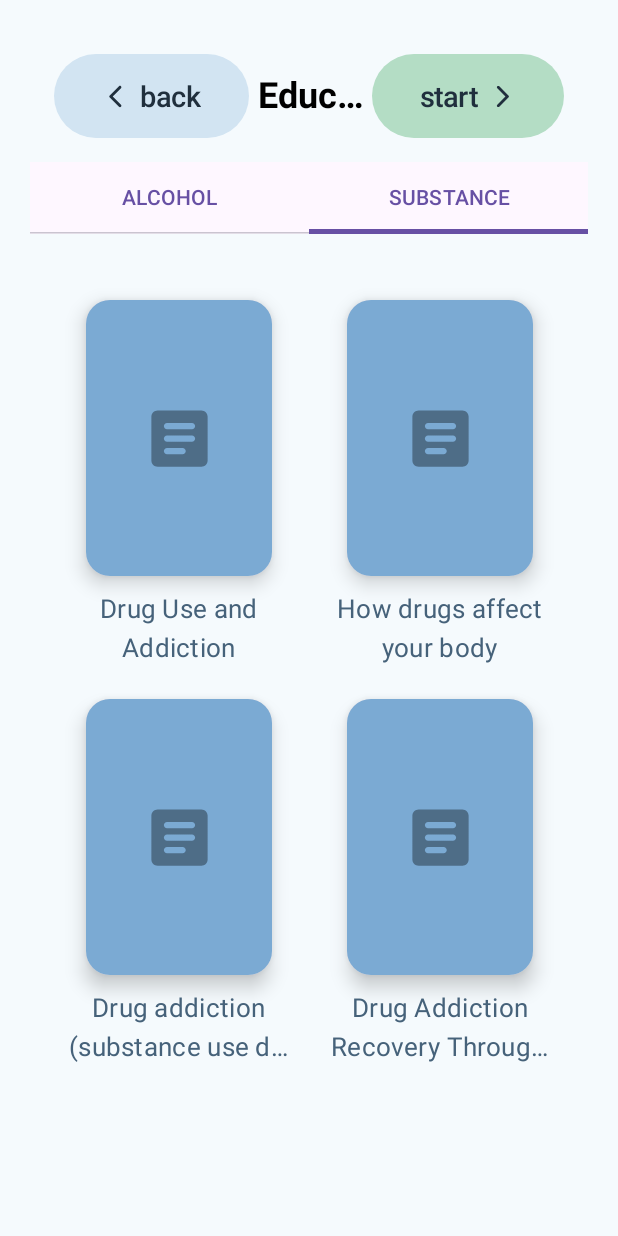
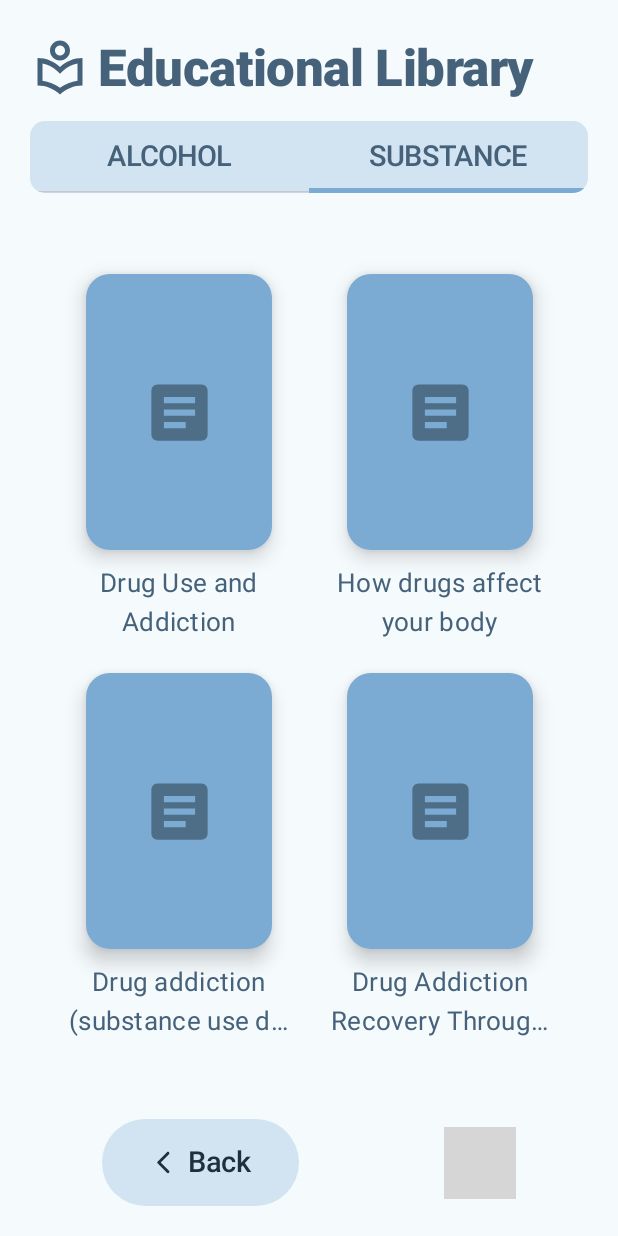
Before and after one commit to alcompilor/aidify, an Android app built with Jetpack Compose: the EducationalLibraryScreen screen opened through its navigation route, tab 2 chosen, on a phone screen of 412 x 824 dp. Run offline under Robolectric (Android 15) with nearby library versions, the phone set to English and light mode, and no system bars; 1 statement that could not run was skipped; grey boxes are pictures that could not be loaded.

Commit message:
Refactor Educational Library
- Enhanced typography and colors usage
- Re-ordered navigation buttons to be located at bottom of screen
- Utilized `ScreenTitle` component for screen headline
- Re-styled `TabRow` to apply palette from `aidifyTheme.colors`
- Adjusted paddings and spacing
- Replaced hardcoded strings with resource strings

```diff
--- a/app/src/main/java/com/example/aidify/screens/EducationalLibraryScreen.kt
+++ b/app/src/main/java/com/example/aidify/screens/EducationalLibraryScreen.kt
@@ -1,10 +1,10 @@
 package com.example.aidify.screens
 
-import androidx.compose.foundation.clickable
+import android.content.res.Configuration
+import androidx.compose.foundation.background
 import androidx.compose.foundation.layout.Arrangement
 import androidx.compose.foundation.layout.Box
 import androidx.compose.foundation.layout.Column
-import androidx.compose.foundation.layout.PaddingValues
 import androidx.compose.foundation.layout.Row
 import androidx.compose.foundation.layout.Spacer
 import androidx.compose.foundation.layout.fillMaxHeight
@@ -12,53 +12,51 @@ import androidx.compose.foundation.layout.fillMaxSize
 import androidx.compose.foundation.layout.fillMaxWidth
 import androidx.compose.foundation.layout.height
 import androidx.compose.foundation.layout.padding
-import androidx.compose.foundation.lazy.grid.GridCells
-import androidx.compose.foundation.lazy.grid.LazyVerticalGrid
-import androidx.compose.foundation.rememberScrollState
-import androidx.compose.foundation.verticalScroll
-import androidx.compose.material3.Divider
-import androidx.compose.material3.ExperimentalMaterial3Api
-import androidx.compose.material3.MaterialTheme
+import androidx.compose.foundation.layout.width
+import androidx.compose.foundation.shape.RoundedCornerShape
+import androidx.compose.material.icons.Icons
+import androidx.compose.material.icons.outlined.LocalLibrary
+import androidx.compose.material.icons.rounded.Home
 import androidx.compose.material3.Tab
 import androidx.compose.material3.TabRow
+import androidx.compose.material3.TabRowDefaults.tabIndicatorOffset
 import androidx.compose.material3.Text
-import androidx.compose.material3.TopAppBar
 import androidx.compose.runtime.Composable
-import androidx.compose.runtime.asIntState
 import androidx.compose.runtime.collectAsState
 import androidx.compose.runtime.getValue
-import androidx.compose.runtime.mutableStateOf
-import androidx.compose.runtime.remember
-import androidx.compose.runtime.setValue
 import androidx.compose.ui.Alignment
 import androidx.compose.ui.Modifier
+import androidx.compose.ui.draw.clip
+import androidx.compose.ui.platform.LocalConfiguration
 import androidx.compose.ui.res.stringResource
-import androidx.compose.ui.text.style.TextAlign
-import androidx.compose.ui.text.style.TextOverflow
 import androidx.compose.ui.unit.dp
 import androidx.navigation.NavController
 import com.example.aidify.R
 import com.example.aidify.models.CardCategory
-import com.example.aidify.models.EducationalLibraryCard
 import com.example.aidify.models.Route
-import com.example.aidify.ui.components.LibraryCard
 import com.example.aidify.ui.components.LibrarySection
 import com.example.aidify.ui.components.ModalCardDetails
 import com.example.aidify.ui.components.NextScreenBtn
 import com.example.aidify.ui.components.PrevScreenBtn
-import com.example.aidify.ui.components.TopBar
+import com.example.aidify.ui.components.ScreenTitle
 import com.example.aidify.ui.theme.aidifyTheme
 import com.example.aidify.viewmodels.EducationalLibraryViewModel
 
-@OptIn(ExperimentalMaterial3Api::class)
 @Composable
 fun EducationalLibraryScreen(viewModel: EducationalLibraryViewModel, navController: NavController) {
+    val config = LocalConfiguration.current
+    val listHeightFactor =
+        if (config.orientation == Configuration.ORIENTATION_LANDSCAPE) 0.60f else 0.88f
+
     val cardList by viewModel.cardList.collectAsState()
     val isModalOpen by viewModel.isModalOpen.collectAsState()
     val selectedCard by viewModel.selectedCard.collectAsState()
     val currentTab by viewModel.currentTab.collectAsState()
 
-    val categoryTabs = listOf("ALCOHOL", "SUBSTANCE")
+    val categoryTabs = listOf(
+        stringResource(R.string.alcohol_category),
+        stringResource(R.string.substance_category)
+    )
 
     if (isModalOpen) {
         selectedCard?.let { card ->
@@ -70,19 +68,74 @@ fun EducationalLibraryScreen(viewModel: EducationalLibraryViewModel, navControll
         modifier = Modifier
             .fillMaxSize()
     ) {
-        TopBar(navController = navController)
-        TabRow(selectedTabIndex = currentTab) {
+        ScreenTitle(
+            title = stringResource(R.string.educational_library_screen_title),
+            icon = Icons.Outlined.LocalLibrary
+        )
+        TabRow(
+            selectedTabIndex = currentTab,
+            containerColor = aidifyTheme.colors.primary100,
+            contentColor = aidifyTheme.colors.primaryText,
+            indicator = { tabPositions ->
+                Box(
+                    Modifier
+                        .tabIndicatorOffset(tabPositions[currentTab])
+                        .width(150.dp)
+                        .height(3.dp)
+                        .background(aidifyTheme.colors.accent4)
+                )
+            },
+            modifier = Modifier
+                .padding(vertical = 10.dp)
+                .clip(shape = RoundedCornerShape(10.dp))
+        ) {
             categoryTabs.forEachIndexed { index, title ->
                 Tab(
-                    text = { Text(title) },
+                    text = {
+                        Text(
+                            title,
+                            style = aidifyTheme.typography.clickable,
+                            color = aidifyTheme.colors.secondaryText
+                        )
+                    },
                     selected = currentTab == index,
                     onClick = { viewModel.switchTab(index) }
                 )
             }
         }
         when (currentTab) {
-            0 -> LibrarySection(cardList = cardList, onCardSelected = { viewModel.selectCard(it) }, category = CardCategory.ALCOHOL)
-            1 -> LibrarySection(cardList = cardList, onCardSelected = { viewModel.selectCard(it) }, category = CardCategory.SUBSTANCE)
+            0 -> LibrarySection(
+                cardList = cardList,
+                onCardSelected = { viewModel.selectCard(it) },
+                category = CardCategory.ALCOHOL,
+                modifier = Modifier.fillMaxHeight(listHeightFactor)
+            )
+
+            1 -> LibrarySection(
+                cardList = cardList,
+                onCardSelected = { viewModel.selectCard(it) },
+                category = CardCategory.SUBSTANCE,
+                modifier = Modifier.fillMaxHeight(listHeightFactor)
+            )
+        }
+        Spacer(modifier = Modifier.weight(1f))
+        Row(
+            verticalAlignment = Alignment.CenterVertically,
+            horizontalArrangement = Arrangement.SpaceAround,
+            modifier = Modifier.fillMaxWidth()
+        ) {
+            PrevScreenBtn(
+                text = stringResource(R.string.back_button),
+                isEnabled = true,
+                navController = navController
+            )
+            NextScreenBtn(
+                text = stringResource(R.string.start_button),
+                isEnabled = true,
+                navController = navController,
+                route = Route.OpenQuestions,
+                icon = Icons.Rounded.Home
+            )
         }
     }
 }
--- a/app/src/main/java/com/example/aidify/ui/components/EducationalLibraryTopBar.kt
+++ /dev/null
@@ -1,44 +0,0 @@
-package com.example.aidify.ui.components
-
-import androidx.compose.foundation.layout.Arrangement
-import androidx.compose.foundation.layout.Row
-import androidx.compose.foundation.layout.fillMaxWidth
-import androidx.compose.foundation.layout.height
-import androidx.compose.foundation.layout.padding
-import androidx.compose.material3.Text
-import androidx.compose.runtime.Composable
-import androidx.compose.ui.Alignment
-import androidx.compose.ui.Modifier
-import androidx.compose.ui.res.stringResource
-import androidx.compose.ui.text.style.TextAlign
-import androidx.compose.ui.text.style.TextOverflow
-import androidx.compose.ui.unit.dp
-import androidx.navigation.NavController
-import com.example.aidify.R
-import com.example.aidify.models.Route
-import com.example.aidify.ui.theme.aidifyTheme
-
-@Composable
-fun TopBar(navController: NavController) {
-    Row(
-        modifier = Modifier
-            .fillMaxWidth()
-            .padding(16.dp)
-            .height(56.dp),
-        verticalAlignment = Alignment.CenterVertically,
-        horizontalArrangement = Arrangement.SpaceBetween
-    ) {
-        PrevScreenBtn("back", true, navController)
-
-        Text(
-            text = stringResource(R.string.educational_library_screen_title),
-            style = aidifyTheme.typography.section,
-            maxLines = 1,
-            overflow = TextOverflow.Ellipsis,
-            modifier = Modifier.weight(1f),
-            textAlign = TextAlign.Center
-        )
-
-        NextScreenBtn("start", true, navController, route = Route.OpenQuestions)
-    }
-}
--- a/app/src/main/java/com/example/aidify/ui/components/LibraryCard.kt
+++ b/app/src/main/java/com/example/aidify/ui/components/LibraryCard.kt
@@ -1,33 +1,32 @@
 package com.example.aidify.ui.components
 
-import androidx.compose.foundation.BorderStroke
 import androidx.compose.foundation.background
-import androidx.compose.foundation.border
-import androidx.compose.foundation.clickable
-import androidx.compose.foundation.layout.*
+import androidx.compose.foundation.layout.Box
+import androidx.compose.foundation.layout.Column
+import androidx.compose.foundation.layout.Spacer
+import androidx.compose.foundation.layout.fillMaxSize
+import androidx.compose.foundation.layout.fillMaxWidth
+import androidx.compose.foundation.layout.height
+import androidx.compose.foundation.layout.padding
+import androidx.compose.foundation.layout.size
 import androidx.compose.foundation.shape.RoundedCornerShape
 import androidx.compose.material.icons.Icons
-import androidx.compose.material.icons.rounded.Article
+import androidx.compose.material.icons.automirrored.filled.Article
 import androidx.compose.material.icons.rounded.PlayCircle
 import androidx.compose.material3.Card
 import androidx.compose.material3.CardDefaults
 import androidx.compose.material3.Icon
-import androidx.compose.material3.MaterialTheme
 import androidx.compose.material3.Text
 import androidx.compose.runtime.Composable
 import androidx.compose.ui.Alignment
 import androidx.compose.ui.Modifier
 import androidx.compose.ui.draw.alpha
-import androidx.compose.ui.graphics.Color
-import androidx.compose.ui.graphics.painter.Painter
-import androidx.compose.ui.res.painterResource
 import androidx.compose.ui.text.style.TextAlign
 import androidx.compose.ui.text.style.TextOverflow
 import androidx.compose.ui.unit.dp
 import com.example.aidify.R
 import com.example.aidify.models.CardMediaType
 import com.example.aidify.ui.theme.aidifyTheme
-import kotlin.math.round
 
 @Composable
 fun LibraryCard(
@@ -54,7 +53,7 @@ fun LibraryCard(
             ) {
                 Icon(
                     imageVector = if (mediaType == CardMediaType.ARTICLE)
-                        Icons.Rounded.Article
+                        Icons.AutoMirrored.Default.Article
                     else
                         Icons.Rounded.PlayCircle,
                     contentDescription = (if (mediaType == CardMediaType.ARTICLE)
--- a/app/src/main/java/com/example/aidify/ui/components/LibrarySection.kt
+++ b/app/src/main/java/com/example/aidify/ui/components/LibrarySection.kt
@@ -12,12 +12,18 @@ import com.example.aidify.models.CardCategory
 import com.example.aidify.models.EducationalLibraryCard
 
 @Composable
-fun LibrarySection(cardList: List<EducationalLibraryCard>, onCardSelected: (EducationalLibraryCard) -> Unit, category: CardCategory) {
+fun LibrarySection(
+    cardList: List<EducationalLibraryCard>,
+    onCardSelected: (EducationalLibraryCard) -> Unit,
+    category: CardCategory,
+    modifier: Modifier = Modifier
+) {
     LazyVerticalGrid(
         columns = GridCells.Adaptive(minSize = 128.dp),
         contentPadding = PaddingValues(16.dp),
         horizontalArrangement = Arrangement.spacedBy(8.dp),
         verticalArrangement = Arrangement.spacedBy(8.dp),
+        modifier = Modifier.then(modifier)
     ) {
         items(cardList.size) { index ->
             val card = cardList[index]
--- a/app/src/main/java/com/example/aidify/ui/components/ModalCardDetails.kt
+++ b/app/src/main/java/com/example/aidify/ui/components/ModalCardDetails.kt
@@ -1,8 +1,5 @@
 package com.example.aidify.ui.components
 
-import android.widget.Space
-import androidx.compose.foundation.background
-import androidx.compose.foundation.clickable
 import androidx.compose.foundation.layout.Arrangement
 import androidx.compose.foundation.layout.Box
 import androidx.compose.foundation.layout.Column
@@ -12,14 +9,10 @@ import androidx.compose.foundation.layout.fillMaxWidth
 import androidx.compose.foundation.layout.height
 import androidx.compose.foundation.layout.padding
 import androidx.compose.foundation.layout.width
-import androidx.compose.foundation.shape.RoundedCornerShape
 import androidx.compose.material3.AlertDialog
 import androidx.compose.material3.Button
 import androidx.compose.material3.ButtonDefaults
-import androidx.compose.material3.FilledTonalButton
-import androidx.compose.material3.MaterialTheme
 import androidx.compose.material3.Text
-import androidx.compose.material3.TextButton
 import androidx.compose.runtime.Composable
 import androidx.compose.ui.Alignment
 import androidx.compose.ui.Modifier
@@ -28,10 +21,9 @@ import androidx.compose.ui.res.stringResource
 import androidx.compose.ui.text.style.TextAlign
 import androidx.compose.ui.unit.dp
 import androidx.compose.ui.window.DialogProperties
-import androidx.compose.ui.window.Popup
 import com.example.aidify.R
+import com.example.aidify.models.EducationalLibraryCard
 import com.example.aidify.ui.theme.aidifyTheme
-import com.example.aidify.models.EducationalLibraryCard
 
 // Popup
 @Composable
@@ -39,20 +31,15 @@ fun ModalCardDetails(card: EducationalLibraryCard, onClose: () -> Unit) {
     val uriHandler = LocalUriHandler.current
     AlertDialog(
         onDismissRequest = { onClose() },
-        // non-default buttons
-        confirmButton = {
-            null
-        },
-        dismissButton = {
-            null
-        },
-        // customized popup
+        confirmButton = {},
+        dismissButton = {},
         text = {
             Column(horizontalAlignment = Alignment.CenterHorizontally) {
                 LibraryCard(Modifier, card.title, card.mediaType)
                 Text(
-                    text = "Description: ${card.description}",
+                    text = "${stringResource(R.string.description)}: ${card.description}",
                     style = aidifyTheme.typography.paragraph,
+                    color = aidifyTheme.colors.primaryText,
                     modifier = Modifier.padding(10.dp),
                     textAlign = TextAlign.Center
                 )
@@ -72,7 +59,10 @@ fun ModalCardDetails(card: EducationalLibraryCard, onClose: () -> Unit) {
                             modifier = Modifier
                                 .width(100.dp)
                                 .height(50.dp),
-                            colors = ButtonDefaults.buttonColors(containerColor = aidifyTheme.colors.accent1)
+                            colors = ButtonDefaults.buttonColors(
+                                containerColor = aidifyTheme.colors.accent1,
+                                contentColor = aidifyTheme.colors.primaryText
+                            )
                         ) {
                             Text(
                                 stringResource(id = R.string.visit_webpage),
@@ -85,7 +75,10 @@ fun ModalCardDetails(card: EducationalLibraryCard, onClose: () -> Unit) {
                             modifier = Modifier
                                 .width(100.dp)
                                 .height(50.dp),
-                            colors = ButtonDefaults.buttonColors(containerColor = aidifyTheme.colors.accent3)
+                            colors = ButtonDefaults.buttonColors(
+                                containerColor = aidifyTheme.colors.accent3,
+                                contentColor = aidifyTheme.colors.primaryText
+                            )
                         ) {
                             Text(
                                 stringResource(id = R.string.close_btn),
@@ -96,9 +89,9 @@ fun ModalCardDetails(card: EducationalLibraryCard, onClose: () -> Unit) {
                 }
             }
         },
+        properties = DialogProperties(usePlatformDefaultWidth = false),
+        containerColor = aidifyTheme.colors.background,
         modifier = Modifier
             .fillMaxWidth(0.9f)
-            .background(aidifyTheme.colors.primary100, RoundedCornerShape(12.dp)),
-        properties = DialogProperties(usePlatformDefaultWidth = false)
     )
 }
```
